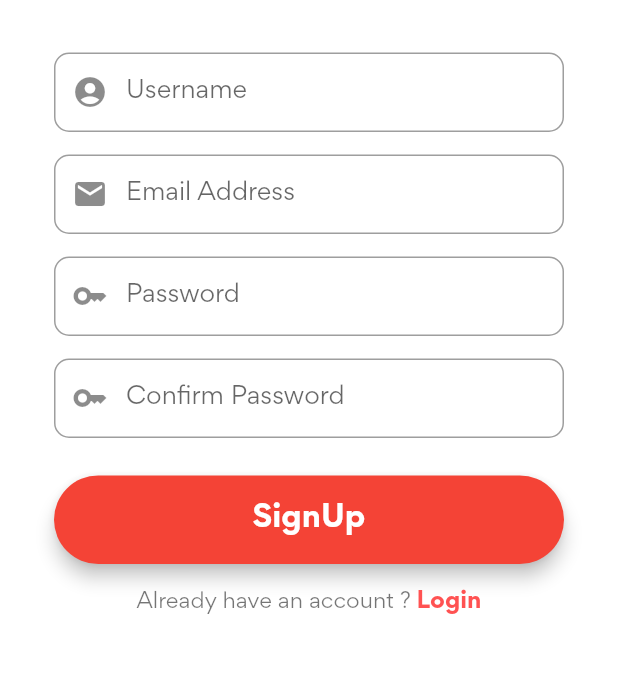
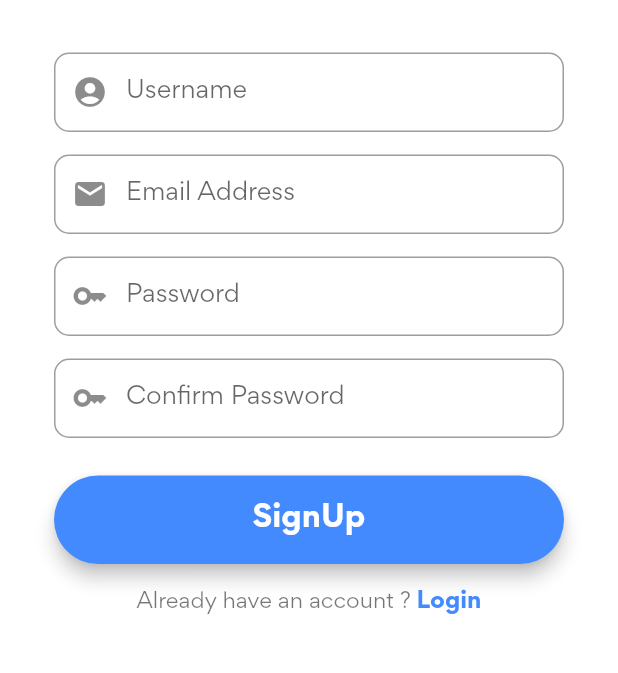
Before and after one commit to AgriSync-Dev/BazaarFamer, a Flutter app: the screen it shows after launch, after a tap on "Login", after a tap on "SignUp", on a phone screen of 412 x 824 dp, the part 501-1174 px from its top. Run offline on Flutter 3.47's test engine with Material 2 defaults, Android fonts, the phone set to English and light mode, and no system bars; our stand-ins replace cloud_firestore, firebase_auth, firebase_core, flutter_svg, fluttertoast; accounts and stored records are empty.

Commit message:
UI changes

```diff
--- a/lib/screens/details/details_screen.dart
+++ b/lib/screens/details/details_screen.dart
@@ -25,7 +25,7 @@ class _DetailsScreenState extends State<DetailsScreen> {
     return Scaffold(
       backgroundColor: widget.product.bgColor,
       appBar: AppBar(
-        leading: const BackButton(color: Colors.black),
+        leading: const BackButton(color: Colors.white),
         // actions: [
         //   IconButton(
         //     onPressed: () {},
@@ -42,7 +42,7 @@ class _DetailsScreenState extends State<DetailsScreen> {
           IconButton(
             icon: const Icon(
               Icons.shopping_cart,
-              color: Colors.grey,
+              color: Colors.white,
             ),
             onPressed: () {
               Navigator.of(context).pushNamed(CartScreen.routeName);
--- a/lib/screens/login_screen.dart
+++ b/lib/screens/login_screen.dart
@@ -5,7 +5,6 @@ import 'package:pirate_hunt/screens/signup_screen.dart';
 import 'package:firebase_auth/firebase_auth.dart';
 
 class LoginScreen extends StatefulWidget {
-
   static const routeName = '/login-screen';
   const LoginScreen({super.key});
 
@@ -31,7 +30,6 @@ class _LoginScreenState extends State<LoginScreen> {
 
   @override
   Widget build(BuildContext context) {
-
     final emailField = TextFormField(
       autofocus: false,
       controller: emailController,
@@ -90,7 +88,7 @@ class _LoginScreenState extends State<LoginScreen> {
 
     final loginButton = Material(
       elevation: 5,
-      color: Colors.red,
+      color: Colors.blueAccent,
       borderRadius: BorderRadius.circular(30),
       child: MaterialButton(
         padding: const EdgeInsets.fromLTRB(20, 15, 20, 15),
@@ -152,12 +150,13 @@ class _LoginScreenState extends State<LoginScreen> {
                           const Text("Don't have an Account ? "),
                           GestureDetector(
                             onTap: () {
-                              Navigator.of(context).pushReplacementNamed(SignUpScreen.routeName);
+                              Navigator.of(context)
+                                  .pushReplacementNamed(SignUpScreen.routeName);
                             },
                             child: const Text(
                               "SignUp",
                               style: TextStyle(
-                                color: Colors.redAccent,
+                                color: Colors.blueAccent,
                                 fontWeight: FontWeight.w600,
                                 fontSize: 15,
                               ),
@@ -180,7 +179,8 @@ class _LoginScreenState extends State<LoginScreen> {
           .signInWithEmailAndPassword(email: email, password: password)
           .then((uid) => {
                 Fluttertoast.showToast(msg: "Login Successful"),
-                Navigator.of(context).pushReplacementNamed(SecondHomeScreen.routeName),
+                Navigator.of(context)
+                    .pushReplacementNamed(SecondHomeScreen.routeName),
               })
           .catchError((e) {
         Fluttertoast.showToast(msg: e!.msg);
--- a/lib/screens/signup_screen.dart
+++ b/lib/screens/signup_screen.dart
@@ -140,7 +140,7 @@ class _SignUpScreenState extends State<SignUpScreen> {
 
     final signUpButton = Material(
       elevation: 5,
-      color: Colors.red,
+      color: Colors.blueAccent,
       borderRadius: BorderRadius.circular(30),
       child: MaterialButton(
         padding: const EdgeInsets.fromLTRB(20, 15, 20, 15),
@@ -223,7 +223,7 @@ class _SignUpScreenState extends State<SignUpScreen> {
                             child: const Text(
                               "Login",
                               style: TextStyle(
-                                color: Colors.redAccent,
+                                color: Colors.blueAccent,
                                 fontWeight: FontWeight.w600,
                                 fontSize: 15,
                               ),
```
Also changed, not shown: lib/screens/cart/cart_screen.dart (+6 -3 lines), lib/screens/home/home_screen.dart (+17 -14 lines).
